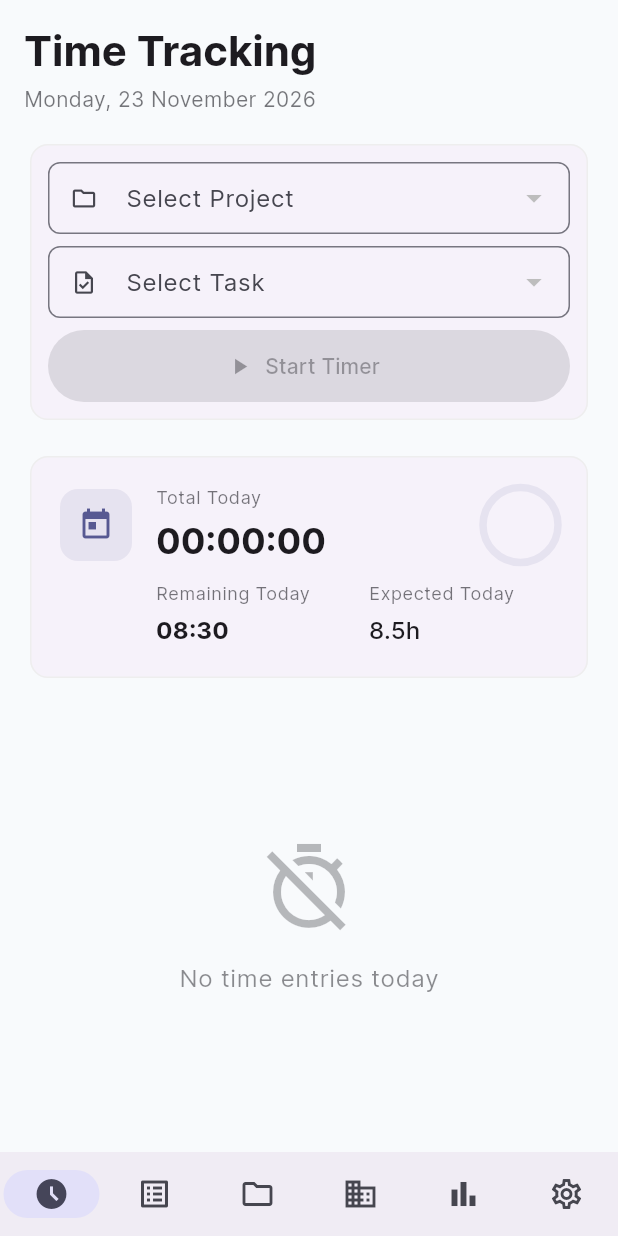
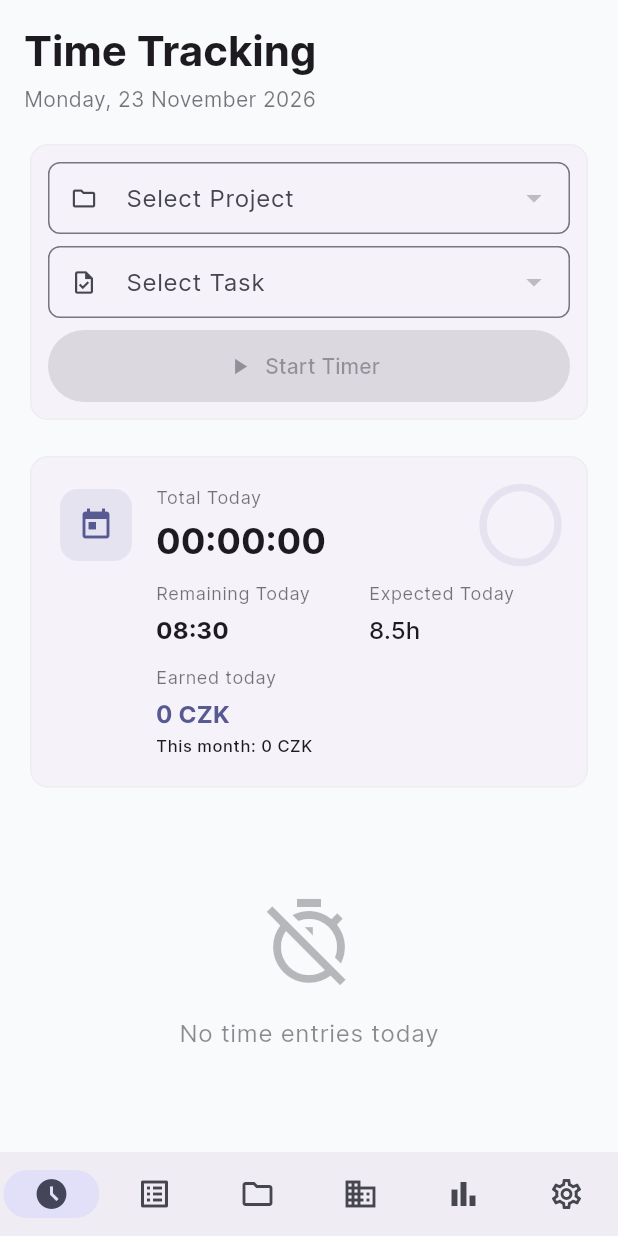
Before and after one commit to jelazi/timer_counter, a Flutter app: the screen it shows after launch, on a phone screen of 412 x 824 dp. Run offline on Flutter 3.47's test engine with Material 3 defaults, Android fonts, the phone set to English and light mode, and no system bars; our stand-ins replace csv, easy_localization, equatable, file_picker, fl_chart, flutter_bloc and 7 more; missing offline and left inert: launch_at_startup, system_tray, window_manager; accounts and stored records are empty.

Commit message:
feat: show earned amounts and fix dialogs and undo snackbars (1.0.12)
- Add Earnings service (billable entries x project rate, running timers, per project, Czech formatting)
- Show earned today / this month on Time Tracking and per month, day and monthly target on Time Entries
- Add earnings.* strings (cs/en) and earnings tests
- Set persist: false on all undo snackbars so they disappear after their duration
- Pop dialogs with the builder's dialogContext instead of the screen context (blank pane after delete)
- Add dialog_context_test that scans lib/ for dialogs popping the outer context
- Update DEVLOG

Co-Authored-By: Claude Opus 5.5 <noreply@anthropic.com>

```diff
--- a/assets/translations/cs.json
+++ b/assets/translations/cs.json
@@ -645,5 +645,10 @@
         "done": "Firmy vytvořeny",
         "nothing": "Všechny faktury už mají svou firmu.",
         "settings_hint": "Doplní firmy a jejich projekty podle odběratelů v existujících fakturách"
+    },
+    "earnings": {
+        "earned": "Vyděláno",
+        "today": "Vyděláno dnes",
+        "this_month": "Tento měsíc"
     }
 }
--- a/assets/translations/en.json
+++ b/assets/translations/en.json
@@ -645,5 +645,10 @@
         "done": "Clients created",
         "nothing": "Every invoice already has its client.",
         "settings_hint": "Adds clients and project links from the customers on existing invoices"
+    },
+    "earnings": {
+        "earned": "Earned",
+        "today": "Earned today",
+        "this_month": "This month"
     }
 }
--- a/lib/app/app.dart
+++ b/lib/app/app.dart
@@ -209,6 +209,7 @@ class _AppWithThemeState extends State<_AppWithTheme> with WidgetsBindingObserve
         content: Text(tr('sync.guard_blocked', namedArgs: {'count': '${report.blockedDeletions}', 'collection': report.collection})),
         backgroundColor: Colors.orange.shade800,
         duration: const Duration(seconds: 10),
+        persist: false,
         action: SnackBarAction(
           label: tr('sync.guard_review'),
           textColor: Colors.white,
--- /dev/null
+++ b/lib/core/services/earnings.dart
@@ -0,0 +1,46 @@
+import 'package:intl/intl.dart';
+
+import '../../data/models/project_model.dart';
+import '../../data/models/running_timer_model.dart';
+import '../../data/models/time_entry_model.dart';
+
+/// Money earned for tracked time: billable time × the project's hourly rate,
+/// the same rule the statistics use.
+class Earnings {
+  Earnings._();
+
+  static double ofEntries(Iterable<TimeEntryModel> entries, ProjectModel? Function(String projectId) projectOf) {
+    var sum = 0.0;
+    for (final entry in entries) {
+      if (!entry.isBillable) continue;
+      sum += entry.actualDurationSeconds / 3600 * (projectOf(entry.projectId)?.hourlyRate ?? 0);
+    }
+    return sum;
+  }
+
+  /// A running timer is saved as a billable entry when stopped, so it counts already.
+  static double ofRunning(Iterable<RunningTimerModel> timers, ProjectModel? Function(String projectId) projectOf) {
+    var sum = 0.0;
+    for (final timer in timers) {
+      sum += timer.elapsedSeconds / 3600 * (projectOf(timer.projectId)?.hourlyRate ?? 0);
+    }
+    return sum;
+  }
+
+  /// Earnings per project id, for summing over a group of projects.
+  static Map<String, double> perProject(Iterable<TimeEntryModel> entries, Iterable<RunningTimerModel> running, ProjectModel? Function(String projectId) projectOf) {
+    final result = <String, double>{};
+    for (final entry in entries) {
+      final amount = ofEntries([entry], projectOf);
+      if (amount > 0) result.update(entry.projectId, (v) => v + amount, ifAbsent: () => amount);
+    }
+    for (final timer in running) {
+      final amount = ofRunning([timer], projectOf);
+      if (amount > 0) result.update(timer.projectId, (v) => v + amount, ifAbsent: () => amount);
+    }
+    return result;
+  }
+
+  /// Whole currency units with the locale's grouping, e.g. "32 351 CZK".
+  static String format(double amount, String currency, String locale) => '${NumberFormat.decimalPattern(locale).format(amount.round())} $currency';
+}
--- a/lib/presentation/screens/project_detail_screen.dart
+++ b/lib/presentation/screens/project_detail_screen.dart
@@ -184,6 +184,7 @@ class _ProjectDetailScreenState extends State<ProjectDetailScreen> {
                     SnackBar(
                       content: Text(tr('projects.task_deleted')),
                       duration: const Duration(seconds: 5),
+                      persist: false,
                       action: SnackBarAction(
                         label: tr('common.undo'),
                         onPressed: () async {
--- a/lib/presentation/screens/standalone_invoices_screen.dart
+++ b/lib/presentation/screens/standalone_invoices_screen.dart
@@ -199,6 +199,7 @@ class StandaloneInvoicesScreen extends StatelessWidget {
         ScaffoldMessenger.of(context).showSnackBar(
           SnackBar(
             content: Text('${tr('standalone_invoices.pdf_saved')}: $filename'),
+            persist: false,
             action: SnackBarAction(label: tr('common.open'), onPressed: () => launchUrl(Uri.file(file.path))),
           ),
         );
--- a/lib/presentation/screens/time_tracking_screen.dart
+++ b/lib/presentation/screens/time_tracking_screen.dart
@@ -2,6 +2,7 @@ import 'package:easy_localization/easy_localization.dart';
 import 'package:flutter/material.dart';
 import 'package:flutter_bloc/flutter_bloc.dart';
 
+import '../../core/services/earnings.dart';
 import '../../core/services/monthly_target_calculator.dart';
 import '../../core/utils/calendar_day.dart';
 import '../../core/utils/time_formatter.dart';
@@ -679,6 +680,31 @@ class _TimeTrackingScreenState extends State<TimeTrackingScreen> {
 
     final divider = Container(width: 1, height: 40, color: Theme.of(context).colorScheme.outline.withValues(alpha: 0.2));
 
+    final projectOf = context.read<ProjectRepository>().getById;
+    final runningEarned = Earnings.ofRunning(timerState.runningTimers, projectOf);
+    final todayEarned = Earnings.ofEntries(timerState.todayEntries, projectOf) + runningEarned;
+    final monthEarned = Earnings.ofEntries(context.read<TimeEntryRepository>().getThisMonth(), projectOf) + runningEarned;
+    final currency = settingsRepo.getCurrency();
+    final locale = context.locale.toString();
+    final earnedColumn = Column(
+      crossAxisAlignment: CrossAxisAlignment.start,
+      children: [
+        Text(tr('earnings.today'), style: Theme.of(context).textTheme.bodySmall?.copyWith(color: Theme.of(context).colorScheme.onSurface.withValues(alpha: 0.6))),
+        const SizedBox(height: 4),
+        Text(
+          Earnings.format(todayEarned, currency, locale),
+          style: Theme.of(
+            context,
+          ).textTheme.titleMedium?.copyWith(fontWeight: FontWeight.bold, color: Theme.of(context).colorScheme.primary, fontFeatures: const [FontFeature.tabularFigures()]),
+        ),
+        const SizedBox(height: 2),
+        Text(
+          '${tr('earnings.this_month')}: ${Earnings.format(monthEarned, currency, locale)}',
+          style: Theme.of(context).textTheme.bodySmall?.copyWith(fontWeight: FontWeight.w500, fontSize: 11),
+        ),
+      ],
+    );
+
     return Card(
       child: Padding(
         padding: const EdgeInsets.all(20),
@@ -710,6 +736,13 @@ class _TimeTrackingScreenState extends State<TimeTrackingScreen> {
                       ],
                     ),
                   ],
+                  const SizedBox(height: 12),
+                  Row(
+                    children: [
+                      const SizedBox(width: 64),
+                      Expanded(child: earnedColumn),
+                    ],
+                  ),
                 ],
               );
             }
@@ -720,6 +753,10 @@ class _TimeTrackingScreenState extends State<TimeTrackingScreen> {
                 iconWidget,
                 const SizedBox(width: 16),
                 totalTodayColumn,
+                const SizedBox(width: 24),
+                divider,
+                const SizedBox(width: 24),
+                earnedColumn,
                 if (expectedHours > 0) ...[
                   const SizedBox(width: 24),
                   divider,
```
Also changed, not shown: lib/presentation/screens/projects_screen.dart (+4 -3 lines), lib/presentation/screens/settings_screen.dart (+13 -12 lines), lib/presentation/screens/time_entries_overview_screen.dart (+34 -3 lines), 3 other files.
